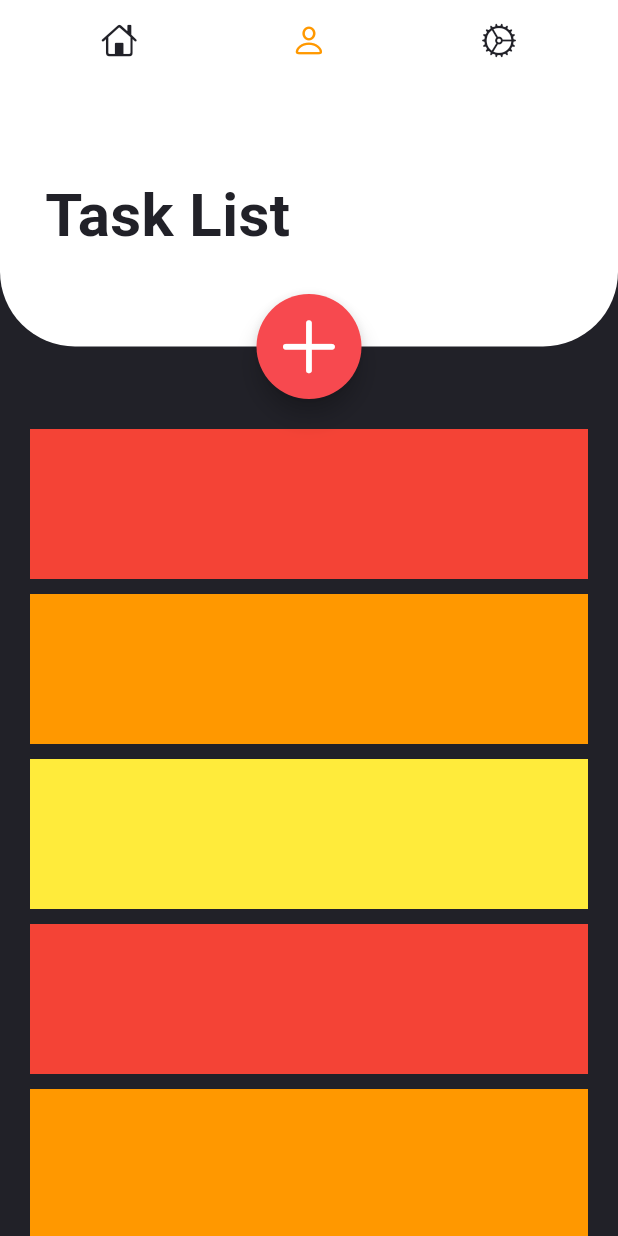
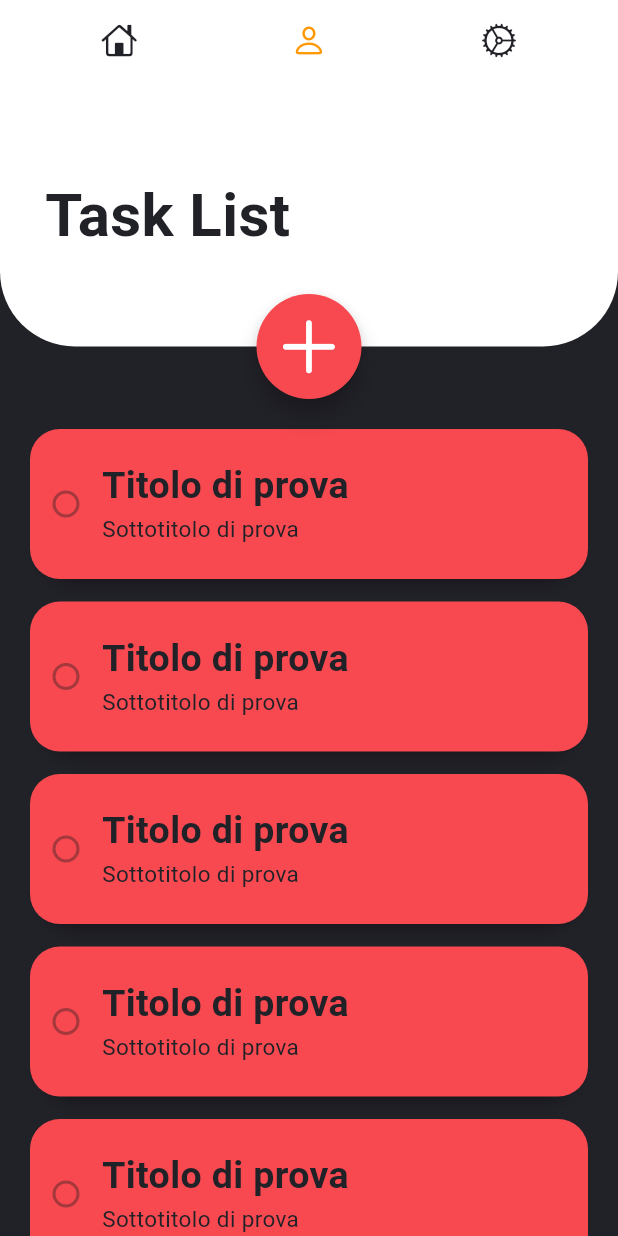
Before and after one commit to elisamongelli/ToDoApp-YT, a Flutter app: the screen it shows after launch, on a phone screen of 412 x 824 dp. Run offline on Flutter 3.47's test engine with Material 3 defaults, Android fonts, the phone set to English and light mode, and no system bars; Roboto replaces fonts that are missing (Avenir).

Commit message:
Completed items for task list: ID#3

```diff
--- a/app/todoapp/lib/UI/Intray/intray_page.dart
+++ b/app/todoapp/lib/UI/Intray/intray_page.dart
@@ -1,8 +1,11 @@
 import 'package:flutter/material.dart';
 import 'package:todoapp/models/global.dart';
+import 'package:todoapp/models/widgets/intray_todo_widget.dart';
 
 
 class IntrayPage extends StatefulWidget {
+  const IntrayPage({super.key});
+
   @override
   State<IntrayPage> createState() => _IntrayPageState();
 }
@@ -23,100 +26,17 @@ class _IntrayPageState extends State<IntrayPage> {
 
   List<Widget> getList() {
 
-    List<Container> list = [];
+    List<IntrayTodo> list = [];
 
-    for (int i = 0; i < 2; i++) {
+    for (int i = 0; i < 8; i++) {
       list.add(
-        Container(
-          color: Colors.red,
-          height: 100,
-          margin: const EdgeInsets.only(
-            left: 20,
-            right: 20,
-            bottom: 10,
-          ),
-        ),
-      );
-      list.add(
-        Container(
-          color: Colors.orange,
-          height: 100,
-          margin: const EdgeInsets.only(
-            left: 20,
-            right: 20,
-            bottom: 10
-          ),
-        ),
-      );
-      list.add(
-        Container(
-          color: Colors.yellow,
-          height: 100,
-          margin: const EdgeInsets.only(
-            left: 20,
-            right: 20,
-            bottom: 10
-          ),
-        ),
+        const IntrayTodo(
+          "Titolo di prova",
+          "Sottotitolo di prova",
+        )
       );
     }
 
     return list;
-    /* return [
-      Container(
-        color: Colors.red,
-        height: 100,
-        margin: const EdgeInsets.only(
-          left: 20,
-          right: 20,
-          bottom: 10,
-        ),
-      ),
-      Container(
-        color: Colors.orange,
-        height: 100,
-        margin: const EdgeInsets.only(
-          left: 20,
-          right: 20,
-          bottom: 10
-        ),
-      ),
-      Container(
-        color: Colors.yellow,
-        height: 100,
-        margin: const EdgeInsets.only(
-          left: 20,
-          right: 20,
-          bottom: 10
-        ),
-      ),
-      Container(
-        color: Colors.red,
-        height: 100,
-        margin: const EdgeInsets.only(
-          left: 20,
-          right: 20,
-          bottom: 10
-        ),
-      ),
-      Container(
-        color: Colors.orange,
-        height: 100,
-        margin: const EdgeInsets.only(
-          left: 20,
-          right: 20,
-          bottom: 10
-        ),
-      ),
-      Container(
-        color: Colors.yellow,
-        height: 100,
-        margin: const EdgeInsets.only(
-          left: 20,
-          right: 20,
-          bottom: 10
-        ),
-      ),
-    ]; */
   }
 }
--- a/app/todoapp/lib/models/global.dart
+++ b/app/todoapp/lib/models/global.dart
@@ -1,12 +1,27 @@
 import 'package:flutter/material.dart';
 
-Color darkGreyColor = new Color(0xFF212128);
-Color redMainColor = Color.fromARGB(255, 247, 73, 79);
+Color darkGreyColor = const Color(0xFF212128);
+Color redMainColor = const Color.fromARGB(255, 247, 73, 79);
 
 
-TextStyle taskListTitleStyle = new TextStyle(
+TextStyle taskListTitleStyle = TextStyle(
   fontFamily: 'Avenir',
   fontWeight: FontWeight.bold,
   color: darkGreyColor,
   fontSize: 40
 );
+
+
+TextStyle singleTaskTitle = TextStyle(
+  fontFamily: 'Avenir',
+  fontWeight: FontWeight.bold,
+  color: darkGreyColor,
+  fontSize: 25
+);
+
+TextStyle singleTaskSubtitle = TextStyle(
+  fontFamily: 'Avenir',
+  fontWeight: FontWeight.normal,
+  color: darkGreyColor,
+  fontSize: 15
+);
--- a/app/todoapp/lib/models/widgets/intray_todo_widget.dart
+++ b/app/todoapp/lib/models/widgets/intray_todo_widget.dart
@@ -0,0 +1,58 @@
+import 'package:flutter/material.dart';
+import 'package:todoapp/models/global.dart';
+
+
+class IntrayTodo extends StatelessWidget {
+
+    final String? title;
+    final String? subtitle;
+    const IntrayTodo([this.title, this.subtitle, Key? key]) : super(key: key);
+
+    @override
+    Widget build(BuildContext context) {
+
+    return Container(
+        height: 100,
+        margin: const EdgeInsets.only(
+            left: 20,
+            right: 20,
+            bottom: 15,
+        ),
+        decoration: BoxDecoration(
+            color: redMainColor,
+            borderRadius: const BorderRadius.all(Radius.circular(20)),
+            boxShadow: [
+                BoxShadow(
+                    color: Colors.black.withOpacity(0.4),
+                    blurRadius: 10.0,
+                    spreadRadius: -10.0,
+                    offset: const Offset(0.0, 12.0),
+                )
+            ]
+        ),
+        child: Row(
+            children: <Widget>[
+                const Radio(value: true, groupValue: false, onChanged: null),
+                Column(
+                    crossAxisAlignment: CrossAxisAlignment.start,
+                    children: <Widget>[
+                        const Padding(padding: EdgeInsets.all(10)),
+                        Text(
+                            title.toString(),
+                            style: singleTaskTitle,
+                        ),
+                        Align(
+                            alignment: Alignment.topLeft,
+                            child: Text(
+                                subtitle.toString(),
+                                style: singleTaskSubtitle,
+                            )
+                        ),
+                    ],
+                )
+            ],
+        ),
+    );
+  }
+
+}
```
